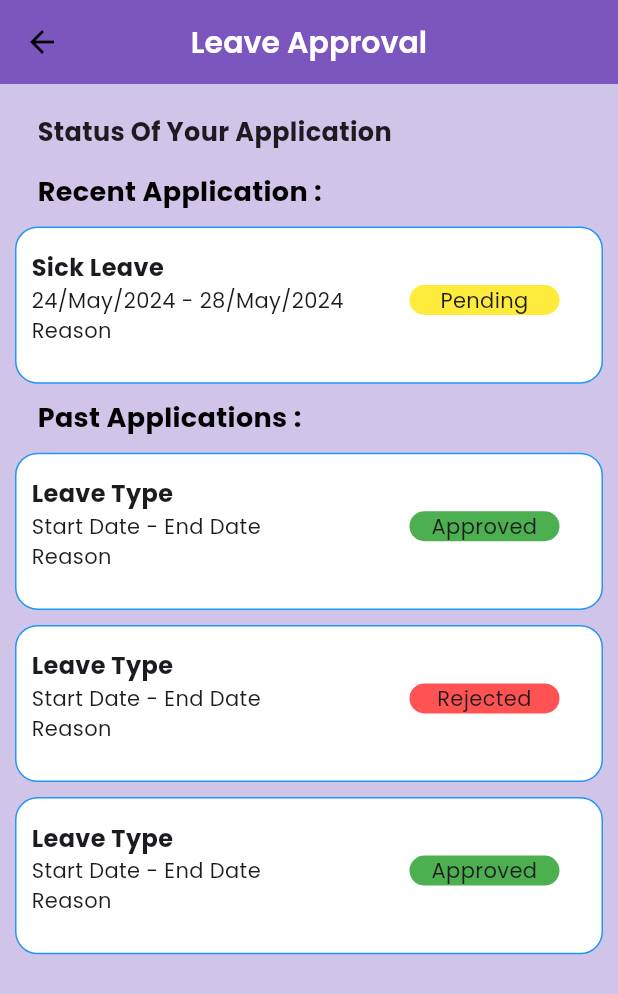
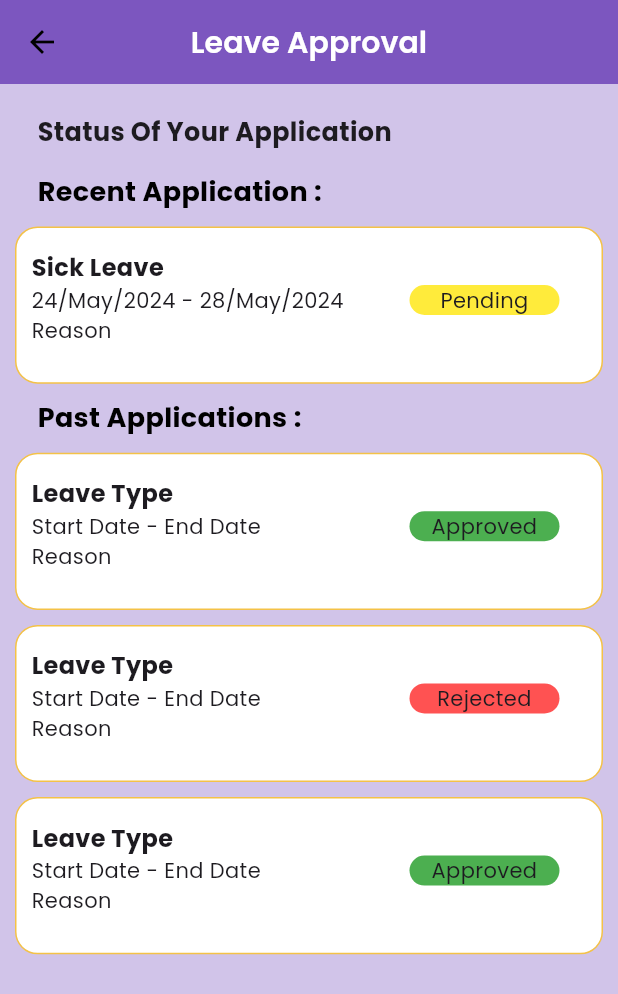
Before and after one commit to adinegi123/HRMS-Attendance-app, a Flutter app: the LeaveApproval screen opened directly, on a phone screen of 412 x 824 dp. Shown: the top 994 px of the screen. Run offline on Flutter 3.47's test engine with Material 3 defaults, Android fonts, the phone set to English and light mode, and no system bars; our stand-ins replace carousel_slider, cloud_firestore, device_info_plus, equatable, firebase_auth, firebase_core and 10 more; missing offline and left inert: flutter_inappwebview, flutter_network_connectivity, random_string_generator; accounts and stored records are empty; project files that could hold a hidden picture were left out.

Commit message:
daily report, leave approval, leave status

```diff
--- a/lib/components/custom_container.dart
+++ b/lib/components/custom_container.dart
@@ -1,3 +1,4 @@
+import 'package:attendance_app/class/constant.dart';
 import 'package:flutter/material.dart';
 
 class CustomContainer extends StatelessWidget {
@@ -25,7 +26,7 @@ class CustomContainer extends StatelessWidget {
         decoration: BoxDecoration(
           borderRadius: BorderRadius.circular(15),
           color: Colors.white,
-          border: Border.all(color: Colors.blue, width: 1), // Replace ColorConst.AccentColor with actual color
+          border: Border.all(color: ColorConst.AccentColor, width: 1), // Replace ColorConst.AccentColor with actual color
         ),
         child: Padding(
           padding: const EdgeInsets.symmetric(horizontal: 10.0, vertical: 15),
```
